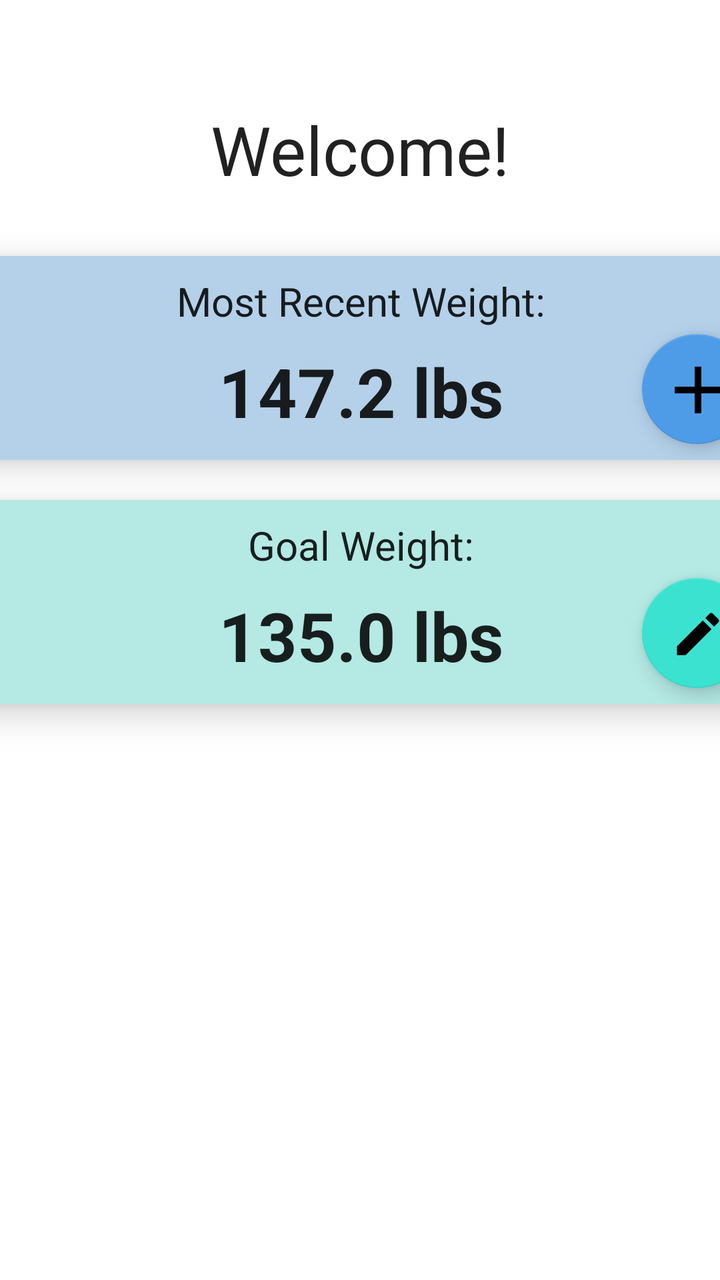
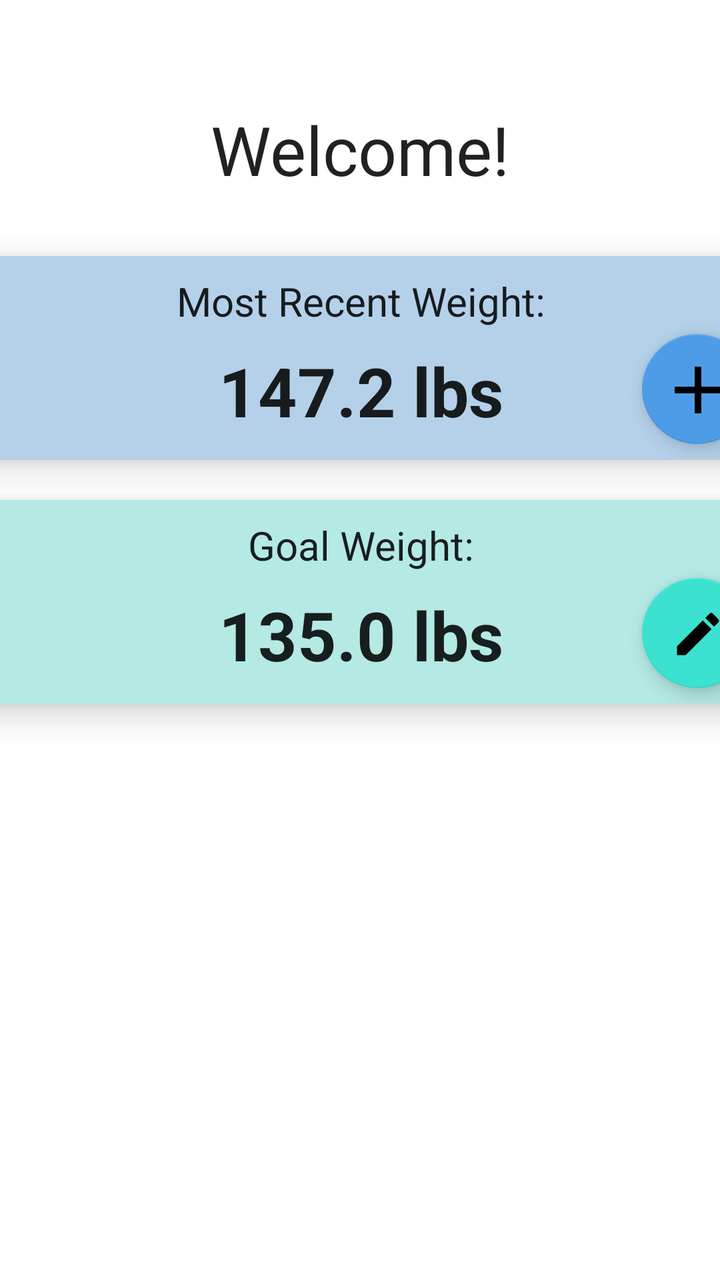

Two renders of the same Android screen: before a commit and after it. Below are the layout's source before the change and the commit's diff.
<!-- AndroidManifest.xml: application theme Theme.Turco_Michael_Weight_Tracking -->
<!-- res/layout/fragment_home.xml -->
<?xml version="1.0" encoding="utf-8"?>
<androidx.constraintlayout.widget.ConstraintLayout xmlns:android="http://schemas.android.com/apk/res/android"
    xmlns:app="http://schemas.android.com/apk/res-auto"
    xmlns:tools="http://schemas.android.com/tools"
    android:layout_width="match_parent"
    android:layout_height="match_parent"
    tools:context=".ui.home.HomeFragment">

    <TextView
        android:id="@+id/welcome"
        android:layout_width="347dp"
        android:layout_height="45dp"
        android:layout_marginStart="32dp"
        android:layout_marginTop="52dp"
        android:layout_marginEnd="32dp"
        android:gravity="center"
        android:text="@string/home_welcome"
        android:textAppearance="@style/TextAppearance.AppCompat.Large"
        android:textSize="34sp"
        app:layout_constraintEnd_toEndOf="parent"
        app:layout_constraintStart_toStartOf="parent"
        app:layout_constraintTop_toTopOf="parent" />

    <androidx.cardview.widget.CardView
        android:id="@+id/card_most_recent_weight"
        android:layout_width="407dp"
        android:layout_height="102dp"
        android:layout_marginStart="2dp"
        android:layout_marginTop="31dp"
        android:layout_marginEnd="2dp"
        app:cardBackgroundColor="@color/blue_light"
        app:cardCornerRadius="10dp"
        app:cardElevation="10dp"
        app:layout_constraintEnd_toEndOf="parent"
        app:layout_constraintStart_toStartOf="parent"
        app:layout_constraintTop_toBottomOf="@+id/welcome">

        <androidx.constraintlayout.widget.ConstraintLayout
            android:layout_width="match_parent"
            android:layout_height="match_parent">

            <TextView
                android:id="@+id/title_most_recent_weight"
                android:layout_width="match_parent"
                android:layout_height="45dp"
                android:gravity="center"
                android:text="@string/home_most_recent_weight"
                android:textAppearance="@style/TextAppearance.AppCompat.Large"
                android:textSize="20sp"
                app:layout_constraintEnd_toEndOf="parent"
                app:layout_constraintStart_toStartOf="parent"
                app:layout_constraintTop_toTopOf="parent" />

            <TextView
                android:id="@+id/most_recent_weight"
                android:layout_width="267dp"
                android:layout_height="41dp"
                android:layout_marginBottom="16dp"
                android:gravity="center"
                android:text="147.2 lbs"
                android:textAppearance="@style/TextAppearance.AppCompat.Large"
                android:textSize="34sp"
                android:textStyle="bold"
                app:layout_constraintBottom_toBottomOf="parent"
                app:layout_constraintEnd_toEndOf="parent"
                app:layout_constraintStart_toStartOf="parent" />

            <com.google.android.material.floatingactionbutton.FloatingActionButton
                android:id="@+id/add_weight"
                android:layout_width="62dp"
                android:layout_height="55dp"
                android:layout_marginEnd="8dp"
                android:layout_marginBottom="8dp"
                android:clickable="true"
                android:contentDescription="@string/title_new_weight"
                android:src="@drawable/ic_add_black_24dp"
                app:backgroundTint="@color/blue_medium"
                app:layout_constraintBottom_toBottomOf="parent"
                app:layout_constraintEnd_toEndOf="parent"
                app:maxImageSize="40dp" />
        </androidx.constraintlayout.widget.ConstraintLayout>

    </androidx.cardview.widget.CardView>

    <androidx.cardview.widget.CardView
        android:id="@+id/card_goal_weight"
        android:layout_width="407dp"
        android:layout_height="102dp"
        android:layout_marginStart="2dp"
        android:layout_marginTop="20dp"
        android:layout_marginEnd="2dp"
        app:cardBackgroundColor="@color/teal_light"
        app:cardCornerRadius="10dp"
        app:cardElevation="10dp"
        app:layout_constraintEnd_toEndOf="parent"
        app:layout_constraintStart_toStartOf="parent"
        app:layout_constraintTop_toBottomOf="@+id/card_most_recent_weight">

        <androidx.constraintlayout.widget.ConstraintLayout
            android:layout_width="match_parent"
            android:layout_height="match_parent">

            <TextView
                android:id="@+id/title_goal_weight"
                android:layout_width="match_parent"
                android:layout_height="45dp"
                android:gravity="center"
                android:text="@string/home_goal_weight"
                android:textAppearance="@style/TextAppearance.AppCompat.Large"
                android:textSize="20sp"
                app:layout_constraintEnd_toEndOf="parent"
                app:layout_constraintStart_toStartOf="parent"
                app:layout_constraintTop_toTopOf="parent" />

            <TextView
                android:id="@+id/goal_weight"
                android:layout_width="267dp"
                android:layout_height="41dp"
                android:layout_marginBottom="16dp"
                android:gravity="center"
                android:text="135.0 lbs"
                android:textAppearance="@style/TextAppearance.AppCompat.Large"
                android:textSize="34sp"
                android:textStyle="bold"
                app:layout_constraintBottom_toBottomOf="parent"
                app:layout_constraintEnd_toEndOf="parent"
                app:layout_constraintStart_toStartOf="parent" />

            <com.google.android.material.floatingactionbutton.FloatingActionButton
                android:id="@+id/edit_goal_weight"
                android:layout_width="62dp"
                android:layout_height="55dp"
                android:layout_marginEnd="8dp"
                android:layout_marginBottom="8dp"
                android:clickable="true"
                android:contentDescription="@string/title_new_weight"
                android:src="@drawable/ic_edit_black_24dp"
                app:backgroundTint="@color/teal_medium"
                app:layout_constraintBottom_toBottomOf="parent"
                app:layout_constraintEnd_toEndOf="parent"
                app:maxImageSize="28dp" />
        </androidx.constraintlayout.widget.ConstraintLayout>

    </androidx.cardview.widget.CardView>

</androidx.constraintlayout.widget.ConstraintLayout>
<!-- resources referenced by this layout -->
<resources>
  <color name="blue_light">#B4D1E9</color>
  <color name="blue_medium">#4E9CE7</color>
  <color name="teal_light">#B4E9E4</color>
  <color name="teal_medium">#3BE2D0</color>
  <!-- drawable ic_add_black_24dp (drawable) -->
  <vector xmlns:android="http://schemas.android.com/apk/res/android"
      android:height="24dp"
      android:tint="#000000"
      android:viewportHeight="24"
      android:viewportWidth="24"
      android:width="24dp">
  
      <path
          android:fillColor="@android:color/white"
          android:pathData="M19,13h-6v6h-2v-6H5v-2h6V5h2v6h6v2z" />
  
  </vector>
  <!-- drawable ic_edit_black_24dp (drawable) -->
  <vector xmlns:android="http://schemas.android.com/apk/res/android"
      android:height="24dp"
      android:tint="#000000"
      android:viewportHeight="24"
      android:viewportWidth="24"
      android:width="24dp">
  
      <path
          android:fillColor="@android:color/white"
          android:pathData="M3,17.25V21h3.75L17.81,9.94l-3.75,-3.75L3,17.25zM20.71,7.04c0.39,-0.39 0.39,-1.02 0,-1.41l-2.34,-2.34c-0.39,-0.39 -1.02,-0.39 -1.41,0l-1.83,1.83 3.75,3.75 1.83,-1.83z" />
  
  </vector>
  <string name="home_goal_weight">Goal Weight:</string>
  <string name="home_most_recent_weight">Most Recent Weight:</string>
  <string name="home_welcome">Welcome!</string>
  <string name="title_new_weight">New Weight</string>
  <style name="Theme.Turco_Michael_Weight_Tracking" parent="Theme.MaterialComponents.DayNight.DarkActionBar">
          
          <item name="colorPrimary">@color/blue_500</item>
          <item name="colorPrimaryVariant">@color/blue_700</item>
          <item name="colorOnPrimary">@color/white</item>
          
          <item name="colorSecondary">@color/teal_200</item>
          <item name="colorSecondaryVariant">@color/teal_700</item>
          <item name="colorOnSecondary">@color/black</item>
          
          <item name="android:statusBarColor">?attr/colorPrimaryVariant</item>
          
      </style>
  <color name="blue_500">#0077EE</color>
  <color name="blue_700">#0042B3</color>
  <color name="white">#FFFFFFFF</color>
  <color name="teal_200">#FF03DAC5</color>
  <color name="teal_700">#FF018786</color>
  <color name="black">#FF000000</color>
</resources>

<!-- the commit's change to res/layout/fragment_home.xml (unified diff, before → after) -->
@@ -54,9 +54,9 @@
             <TextView
                 android:id="@+id/most_recent_weight"
                 android:layout_width="267dp"
-                android:layout_height="41dp"
-                android:layout_marginBottom="16dp"
-                android:gravity="center"
+                android:layout_height="48dp"
+                android:layout_marginBottom="12dp"
+                android:gravity="bottom|center"
                 android:text="147.2 lbs"
                 android:textAppearance="@style/TextAppearance.AppCompat.Large"
                 android:textSize="34sp"
@@ -115,9 +115,9 @@
             <TextView
                 android:id="@+id/goal_weight"
                 android:layout_width="267dp"
-                android:layout_height="41dp"
-                android:layout_marginBottom="16dp"
-                android:gravity="center"
+                android:layout_height="48dp"
+                android:layout_marginBottom="12dp"
+                android:gravity="bottom|center"
                 android:text="135.0 lbs"
                 android:textAppearance="@style/TextAppearance.AppCompat.Large"
                 android:textSize="34sp"
